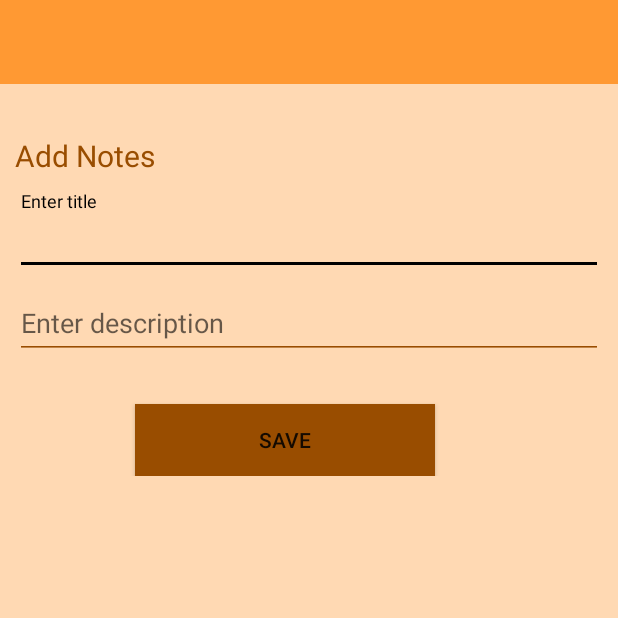
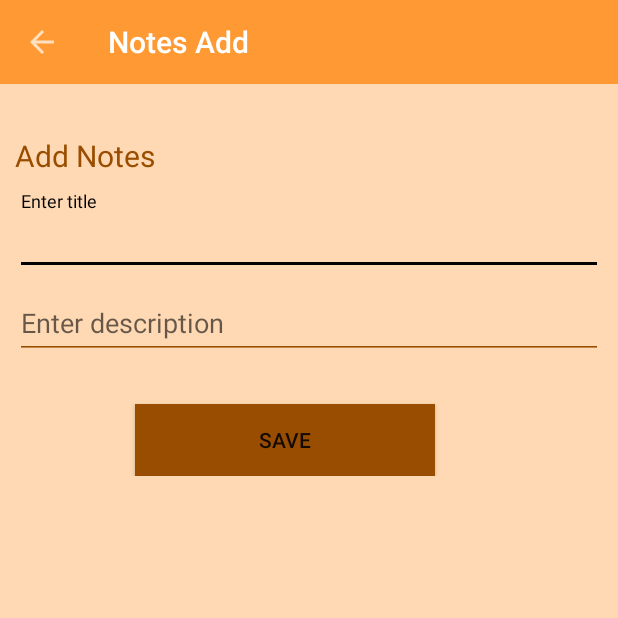
Before and after one commit to aniket1897/ToDo, an Android app: the NotesAdd screen opened directly, with no data from a screen before it, on a phone screen of 412 x 824 dp, the top half of it. Run offline under Robolectric (Android 15) with nearby library versions, the phone set to English and light mode, and no system bars; our stand-ins replace Room's generated code; Roboto replaces fonts that are not available here.

```diff
--- a/app/src/main/AndroidManifest.xml
+++ b/app/src/main/AndroidManifest.xml
@@ -16,7 +16,9 @@
                 <category android:name="android.intent.category.LAUNCHER" />
             </intent-filter>
         </activity>
-        <activity android:name=".NotesAdd" />
+        <activity android:name=".NotesAdd"
+            android:label="Notes Add"
+            />
 
         <meta-data
             android:name="preloaded_fonts"
--- a/app/src/main/java/com/example/aniket/todo/NotesAdd.java
+++ b/app/src/main/java/com/example/aniket/todo/NotesAdd.java
@@ -6,6 +6,7 @@ import android.support.design.widget.TextInputEditText;
 import android.support.v7.app.AppCompatActivity;
 import android.os.Bundle;
 import android.support.v7.widget.Toolbar;
+import android.view.MenuItem;
 import android.view.View;
 import android.widget.Button;
 
@@ -28,6 +29,12 @@ public class NotesAdd extends AppCompatActivity {
 
         setSupportActionBar(mToolbar);
 
+        if(getSupportActionBar() !=null)
+        {
+            getSupportActionBar().setDisplayHomeAsUpEnabled(true);
+            getSupportActionBar().setDisplayHomeAsUpEnabled(true);
+        }
+
         mTitle=findViewById(R.id.txt_title);
 
         mDesc=findViewById(R.id.txt_desc);
@@ -37,7 +44,6 @@ public class NotesAdd extends AppCompatActivity {
         final AppDatabase db= Room.databaseBuilder(getApplicationContext(),AppDatabase.class,"production")
                 .allowMainThreadQueries()
                 .build();
-
 
 
         submit.setOnClickListener(
@@ -55,4 +61,11 @@ public class NotesAdd extends AppCompatActivity {
 
 
     }
+
+    @Override
+    public boolean onOptionsItemSelected(MenuItem item) {
+        if(item.getItemId() == android.R.id.home)
+            finish();
+        return super.onOptionsItemSelected(item);
+    }
 }
--- a/app/src/main/res/layout/notes_add.xml
+++ b/app/src/main/res/layout/notes_add.xml
@@ -9,10 +9,7 @@
     android:background="@color/backgrounnd_notes">
 
     <include
-        android:id="@+id/include"
-        layout="@layout/navigation_action"
-        android:layout_width="match_parent"
-        android:layout_height="wrap_content" />
+        layout="@layout/navigation_action" />
 
 
     <LinearLayout
```
